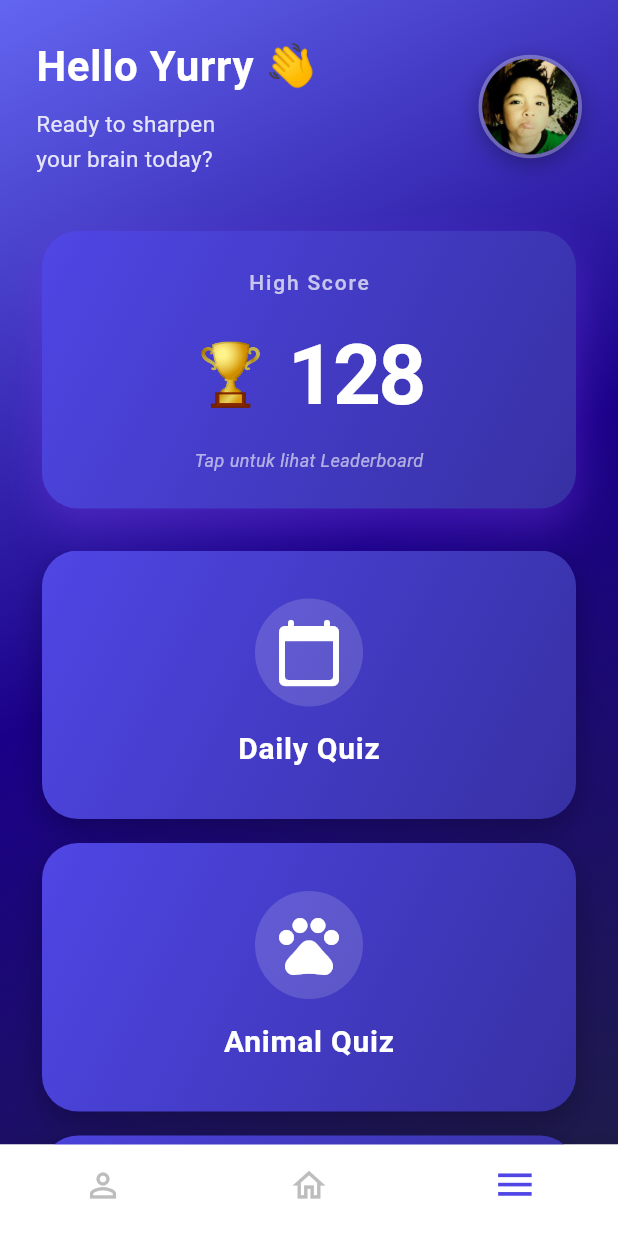
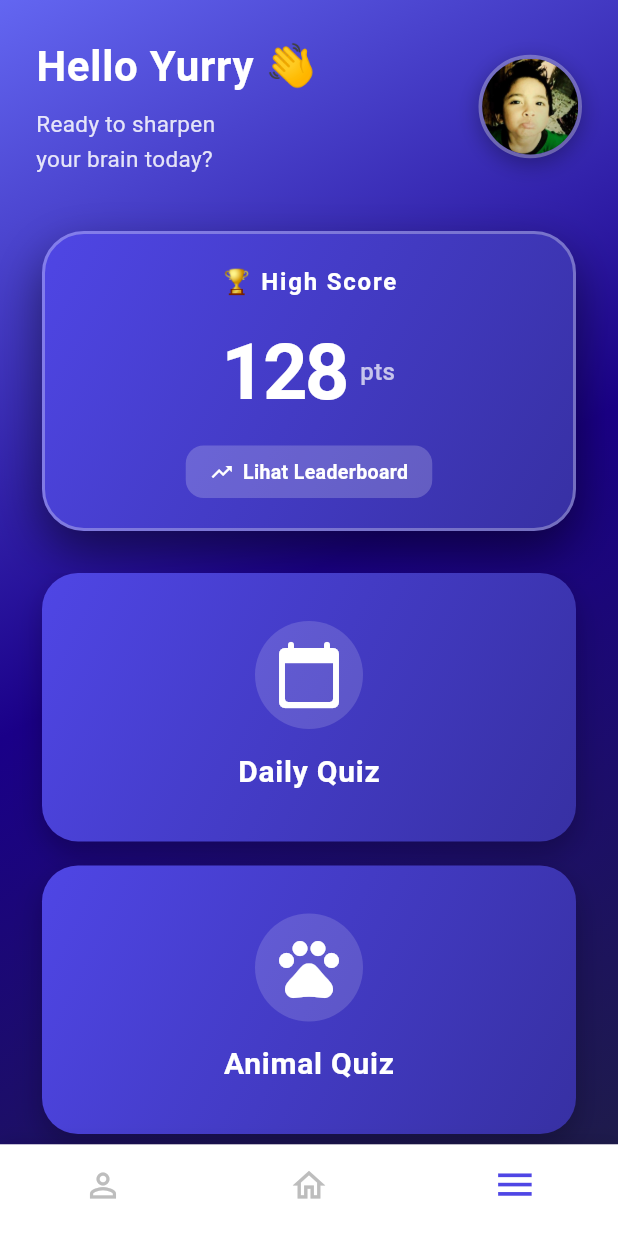
Before and after one commit to Rahasia-001/PJBL-2, a Flutter app: the screen it shows after launch, after a tap on "Google", after a tap on "More", on a phone screen of 412 x 824 dp. Run offline on Flutter 3.47's test engine with Material 3 defaults, Android fonts, the light colour scheme and no system bars.

Commit message:
----- BEGIN GIT COMMIT MESSAGE----- Refactor UI and navigation flow

```diff
--- a/lib/pages/home_page.dart
+++ b/lib/pages/home_page.dart
@@ -19,14 +19,15 @@ class HomePage extends StatelessWidget {
               const EdgeInsets.symmetric(horizontal: 20, vertical: 60),
           child: Container(
             width: double.infinity,
-            constraints: const BoxConstraints(maxHeight: 650),
+            constraints: const BoxConstraints(maxHeight: 700),
             decoration: BoxDecoration(
               gradient: const LinearGradient(
                 begin: Alignment.topCenter,
                 end: Alignment.bottomCenter,
                 colors: [
-                  Color(0xFF6366F1), // Indigo
-                  Color(0xFF4F46E5), // Blue indigo
+                  Color(0xFF6366F1),
+                  Color(0xFF1A0088),
+                  Color(0xFF1E1B4B),
                 ],
               ),
               borderRadius: BorderRadius.circular(32),
@@ -105,14 +106,16 @@ class HomePage extends StatelessWidget {
                 // Leaderboard List
                 Flexible(
                   child: Container(
-                    margin: const EdgeInsets.fromLTRB(16, 0, 16, 16),
-                    padding: const EdgeInsets.all(16),
+                    margin: const EdgeInsets.fromLTRB(16, 0, 16, 20),
+                    padding:
+                        const EdgeInsets.symmetric(horizontal: 12, vertical: 8),
                     decoration: BoxDecoration(
-                      color: Colors.white.withOpacity(0.1),
+                      color: Colors.white.withOpacity(0.08),
                       borderRadius: BorderRadius.circular(24),
                     ),
                     child: ListView(
                       shrinkWrap: true,
+                      physics: const BouncingScrollPhysics(),
                       children: [
                         _buildLeaderboardItem(
                           rank: 1,
@@ -216,10 +219,9 @@ class HomePage extends StatelessWidget {
     required Gradient rankColor,
     bool isTopThree = false,
   }) {
-    return SingleChildScrollView(
-      scrollDirection: Axis.horizontal,
-      child: Container(
-        padding: const EdgeInsets.all(12),
+    return Container(
+      height: 60,
+      padding: const EdgeInsets.symmetric(horizontal: 12, vertical: 0),
       decoration: BoxDecoration(
         gradient: rankColor,
         borderRadius: BorderRadius.circular(16),
@@ -242,7 +244,7 @@ class HomePage extends StatelessWidget {
             width: 40,
             height: 40,
             decoration: BoxDecoration(
-                color: Colors.white.withOpacity(0.3),
+              color: Colors.white.withOpacity(0.25),
               shape: BoxShape.circle,
             ),
             child: Center(
@@ -253,19 +255,19 @@ class HomePage extends StatelessWidget {
                           : rank == 2
                               ? '🥈'
                               : '🥉',
-                        style: const TextStyle(fontSize: 24),
+                      style: const TextStyle(fontSize: 18),
                     )
                   : Text(
                       '$rank',
                       style: const TextStyle(
                         color: Colors.white,
-                          fontSize: 18,
+                        fontSize: 14,
                         fontWeight: FontWeight.bold,
                       ),
                     ),
             ),
           ),
-            const SizedBox(width: 12),
+          const SizedBox(width: 8),
           // Avatar
           Container(
             width: 40,
@@ -273,30 +275,36 @@ class HomePage extends StatelessWidget {
             decoration: BoxDecoration(
               color: Colors.white,
               shape: BoxShape.circle,
-                border: Border.all(color: Colors.white, width: 2),
+              border: Border.all(color: Colors.white, width: 1.5),
             ),
             child: ClipOval(
               child: Icon(
                 Icons.person,
                 color: Colors.blue.shade700,
-                  size: 24,
+                size: 20,
               ),
             ),
           ),
-            const SizedBox(width: 12),
-            // Name - TIDAK PERLU FLEXIBLE LAGI
-            Text(
+          const SizedBox(width: 8),
+          // Name - Expanded
+          Expanded(
+            child: Text(
               name,
               style: const TextStyle(
                 color: Colors.white,
-                fontSize: 16,
+                fontSize: 14,
                 fontWeight: FontWeight.bold,
               ),
+              overflow: TextOverflow.ellipsis,
             ),
-            const SizedBox(width: 12),
-            // Coin icon
+          ),
+          const SizedBox(width: 8),
+          // Score with icon
+          Row(
+            mainAxisSize: MainAxisSize.min,
+            children: [
               Container(
-              padding: const EdgeInsets.all(6),
+                padding: const EdgeInsets.all(4),
                 decoration: const BoxDecoration(
                   color: Color(0xFFFBBF24),
                   shape: BoxShape.circle,
@@ -304,22 +312,21 @@ class HomePage extends StatelessWidget {
                 child: const Icon(
                   Icons.star,
                   color: Colors.white,
-                size: 16,
+                  size: 12,
                 ),
               ),
-            const SizedBox(width: 6),
-            // Score
+              const SizedBox(width: 4),
               Text(
                 '$score',
                 style: const TextStyle(
                   color: Colors.white,
-                fontSize: 16,
+                  fontSize: 12,
                   fontWeight: FontWeight.bold,
                 ),
               ),
-            const SizedBox(width: 4),
             ],
           ),
+        ],
       ),
     );
   }
@@ -409,7 +416,7 @@ class HomePage extends StatelessWidget {
                   width: double.infinity,
                   margin: const EdgeInsets.symmetric(horizontal: 28),
                   padding:
-                      const EdgeInsets.symmetric(vertical: 24, horizontal: 20),
+                      const EdgeInsets.symmetric(vertical: 20, horizontal: 20),
                   decoration: BoxDecoration(
                     gradient: const LinearGradient(
                       begin: Alignment.topLeft,
@@ -419,53 +426,80 @@ class HomePage extends StatelessWidget {
                         Color(0xFF3730A3),
                       ],
                     ),
-                    borderRadius: BorderRadius.circular(24),
+                    borderRadius: BorderRadius.circular(28),
                     boxShadow: [
                       BoxShadow(
-                        color: Colors.black.withOpacity(0.25),
-                        blurRadius: 16,
-                        offset: const Offset(0, 8),
+                        color: Colors.black.withOpacity(0.5),
+                        blurRadius: 28,
+                        offset: const Offset(0, 14),
                       ),
                     ],
+                    border: Border.all(
+                      color: Colors.white.withOpacity(0.3),
+                      width: 2,
                     ),
-                  child: const Column(
+                  ),
+                  child: Column(
                     children: [
-                      Text(
-                        "High Score",
+                      const Text(
+                        "🏆 High Score",
                         style: TextStyle(
-                          color: Colors.white70,
-                          fontSize: 14,
-                          fontWeight: FontWeight.w500,
+                          color: Colors.white,
+                          fontSize: 16,
+                          fontWeight: FontWeight.bold,
                           letterSpacing: 1.2,
                         ),
                       ),
-                      SizedBox(height: 12),
-                      Row(
+                      const SizedBox(height: 12),
+                      const Row(
                         mainAxisAlignment: MainAxisAlignment.center,
                         children: [
-                          Text(
-                            "🏆",
-                            style: TextStyle(fontSize: 40),
-                          ),
-                          SizedBox(width: 14),
                           Text(
                             "128",
                             style: TextStyle(
                               color: Colors.white,
-                              fontSize: 56,
+                              fontSize: 52,
                               fontWeight: FontWeight.bold,
                               letterSpacing: -2,
                             ),
                           ),
+                          SizedBox(width: 8),
+                          Text(
+                            "pts",
+                            style: TextStyle(
+                              color: Colors.white70,
+                              fontSize: 16,
+                              fontWeight: FontWeight.w500,
+                            ),
+                          ),
                         ],
                       ),
-                      SizedBox(height: 8),
+                      const SizedBox(height: 12),
+                      Container(
+                        padding: const EdgeInsets.symmetric(
+                            horizontal: 16, vertical: 8),
+                        decoration: BoxDecoration(
+                          color: Colors.white.withOpacity(0.2),
+                          borderRadius: BorderRadius.circular(12),
+                        ),
+                        child: const Row(
+                          mainAxisSize: MainAxisSize.min,
+                          children: [
+                            Icon(
+                              Icons.trending_up,
+                              color: Colors.white,
+                              size: 16,
+                            ),
+                            SizedBox(width: 6),
                             Text(
-                        "Tap untuk lihat Leaderboard",
+                              "Lihat Leaderboard",
                               style: TextStyle(
-                          color: Colors.white60,
-                          fontSize: 12,
-                          fontStyle: FontStyle.italic,
+                                color: Colors.white,
+                                fontSize: 13,
+                                fontWeight: FontWeight.w600,
+                              ),
+                            ),
+                          ],
                         ),
                       ),
                     ],
--- a/lib/pages/quiz_page.dart
+++ b/lib/pages/quiz_page.dart
@@ -19,7 +19,7 @@ class QuizListPage extends StatelessWidget {
               const EdgeInsets.symmetric(horizontal: 20, vertical: 60),
           child: Container(
             width: double.infinity,
-            constraints: const BoxConstraints(maxHeight: 650),
+            constraints: const BoxConstraints(maxHeight: 700),
             decoration: BoxDecoration(
               gradient: const LinearGradient(
                 begin: Alignment.topCenter,
@@ -106,14 +106,16 @@ class QuizListPage extends StatelessWidget {
                 // Leaderboard List
                 Flexible(
                   child: Container(
-                    margin: const EdgeInsets.fromLTRB(16, 0, 16, 16),
-                    padding: const EdgeInsets.all(16),
+                    margin: const EdgeInsets.fromLTRB(16, 0, 16, 20),
+                    padding:
+                        const EdgeInsets.symmetric(horizontal: 12, vertical: 8),
                     decoration: BoxDecoration(
-                      color: Colors.white.withOpacity(0.1),
+                      color: Colors.white.withOpacity(0.08),
                       borderRadius: BorderRadius.circular(24),
                     ),
                     child: ListView(
                       shrinkWrap: true,
+                      physics: const BouncingScrollPhysics(),
                       children: [
                         _buildLeaderboardItem(
                           rank: 1,
@@ -217,10 +219,9 @@ class QuizListPage extends StatelessWidget {
     required Gradient rankColor,
     bool isTopThree = false,
   }) {
-    return SingleChildScrollView(
-      scrollDirection: Axis.horizontal,
-      child: Container(
-        padding: const EdgeInsets.all(12),
+    return Container(
+      height: 60,
+      padding: const EdgeInsets.symmetric(horizontal: 12, vertical: 0),
       decoration: BoxDecoration(
         gradient: rankColor,
         borderRadius: BorderRadius.circular(16),
@@ -243,7 +244,7 @@ class QuizListPage extends StatelessWidget {
             width: 40,
             height: 40,
             decoration: BoxDecoration(
-                color: Colors.white.withOpacity(0.3),
+              color: Colors.white.withOpacity(0.25),
               shape: BoxShape.circle,
             ),
             child: Center(
@@ -254,19 +255,19 @@ class QuizListPage extends StatelessWidget {
                           : rank == 2
                               ? '🥈'
                               : '🥉',
-                        style: const TextStyle(fontSize: 24),
+                      style: const TextStyle(fontSize: 18),
                     )
                   : Text(
                       '$rank',
                       style: const TextStyle(
                         color: Colors.white,
-                          fontSize: 18,
+                        fontSize: 14,
                         fontWeight: FontWeight.bold,
                       ),
                     ),
             ),
           ),
-            const SizedBox(width: 12),
+          const SizedBox(width: 8),
           // Avatar
           Container(
             width: 40,
@@ -274,30 +275,36 @@ class QuizListPage extends StatelessWidget {
             decoration: BoxDecoration(
               color: Colors.white,
               shape: BoxShape.circle,
-                border: Border.all(color: Colors.white, width: 2),
+              border: Border.all(color: Colors.white, width: 1.5),
             ),
             child: ClipOval(
               child: Icon(
                 Icons.person,
                 color: Colors.blue.shade700,
-                  size: 24,
+                size: 20,
               ),
             ),
           ),
-            const SizedBox(width: 12),
-            // Name - TIDAK PERLU FLEXIBLE LAGI
-            Text(
+          const SizedBox(width: 8),
+          // Name - Expanded
+          Expanded(
+            child: Text(
               name,
               style: const TextStyle(
                 color: Colors.white,
-                fontSize: 16,
+                fontSize: 14,
                 fontWeight: FontWeight.bold,
               ),
+              overflow: TextOverflow.ellipsis,
             ),
-            const SizedBox(width: 12),
-            // Coin icon
+          ),
+          const SizedBox(width: 8),
+          // Score with icon
+          Row(
+            mainAxisSize: MainAxisSize.min,
+            children: [
               Container(
-              padding: const EdgeInsets.all(6),
+                padding: const EdgeInsets.all(4),
                 decoration: const BoxDecoration(
                   color: Color(0xFFFBBF24),
                   shape: BoxShape.circle,
@@ -305,22 +312,21 @@ class QuizListPage extends StatelessWidget {
                 child: const Icon(
                   Icons.star,
                   color: Colors.white,
-                size: 16,
+                  size: 12,
                 ),
               ),
-            const SizedBox(width: 6),
-            // Score
+              const SizedBox(width: 4),
               Text(
                 '$score',
                 style: const TextStyle(
                   color: Colors.white,
-                fontSize: 16,
+                  fontSize: 12,
                   fontWeight: FontWeight.bold,
                 ),
               ),
-            const SizedBox(width: 4),
             ],
           ),
+        ],
       ),
     );
   }
@@ -403,14 +409,14 @@ class QuizListPage extends StatelessWidget {
 
               const SizedBox(height: 20),
 
-              // High Score Card
+              // High Score Card - Leaderboard Button
               GestureDetector(
                 onTap: () => _showLeaderboard(context),
                 child: Container(
                   width: double.infinity,
                   margin: const EdgeInsets.symmetric(horizontal: 28),
                   padding:
-                      const EdgeInsets.symmetric(vertical: 24, horizontal: 20),
+                      const EdgeInsets.symmetric(vertical: 20, horizontal: 20),
                   decoration: BoxDecoration(
                     gradient: const LinearGradient(
                       begin: Alignment.topLeft,
@@ -420,53 +426,80 @@ class QuizListPage extends StatelessWidget {
                         Color(0xFF3730A3),
                       ],
                     ),
-                    borderRadius: BorderRadius.circular(24),
+                    borderRadius: BorderRadius.circular(28),
                     boxShadow: [
                       BoxShadow(
-                        color: const Color(0xFF7C3AED).withOpacity(0.4),
-                        blurRadius: 24,
-                        offset: const Offset(0, 12),
+                        color: Colors.black.withOpacity(0.5),
+                        blurRadius: 28,
+                        offset: const Offset(0, 14),
                       ),
                     ],
+                    border: Border.all(
+                      color: Colors.white.withOpacity(0.3),
+                      width: 2,
                     ),
-                  child: const Column(
+                  ),
+                  child: Column(
                     children: [
-                      Text(
-                        "High Score",
+                      const Text(
+                        "🏆 High Score",
                         style: TextStyle(
-                          color: Colors.white70,
-                          fontSize: 14,
-                          fontWeight: FontWeight.w500,
+                          color: Colors.white,
+                          fontSize: 16,
+                          fontWeight: FontWeight.bold,
                           letterSpacing: 1.2,
                         ),
                       ),
-                      SizedBox(height: 12),
-                      Row(
+                      const SizedBox(height: 12),
+                      const Row(
                         mainAxisAlignment: MainAxisAlignment.center,
                         children: [
-                          Text(
-                            "🏆",
-                            style: TextStyle(fontSize: 40),
-                          ),
-                          SizedBox(width: 14),
                           Text(
                             "128",
                             style: TextStyle(
                               color: Colors.white,
-                              fontSize: 56,
+                              fontSize: 52,
                               fontWeight: FontWeight.bold,
                               letterSpacing: -2,
                             ),
                           ),
+                          SizedBox(width: 8),
+                          Text(
+                            "pts",
+                            style: TextStyle(
+                              color: Colors.white70,
+                              fontSize: 16,
+                              fontWeight: FontWeight.w500,
+                            ),
+                          ),
                         ],
                       ),
-                      SizedBox(height: 8),
+                      const SizedBox(height: 12),
+                      Container(
+                        padding: const EdgeInsets.symmetric(
+                            horizontal: 16, vertical: 8),
+                        decoration: BoxDecoration(
+                          color: Colors.white.withOpacity(0.2),
+                          borderRadius: BorderRadius.circular(12),
+                        ),
+                        child: const Row(
+                          mainAxisSize: MainAxisSize.min,
+                          children: [
+                            Icon(
+                              Icons.trending_up,
+                              color: Colors.white,
+                              size: 16,
+                            ),
+                            SizedBox(width: 6),
                             Text(
-                        "Tap untuk lihat Leaderboard",
+                              "Lihat Leaderboard",
                               style: TextStyle(
-                          color: Colors.white60,
-                          fontSize: 12,
-                          fontStyle: FontStyle.italic,
+                                color: Colors.white,
+                                fontSize: 13,
+                                fontWeight: FontWeight.w600,
+                              ),
+                            ),
+                          ],
                         ),
                       ),
                     ],
--- a/lib/pages/quiz_question_page.dart
+++ b/lib/pages/quiz_question_page.dart
@@ -93,8 +93,8 @@ class _QuizQuestionPageState extends State<QuizQuestionPage> {
 
     timer?.cancel();
 
-    // Auto move to next question after 2 seconds
-    Future.delayed(const Duration(seconds: 2), () {
+    // Auto move to next question after 1 seconds
+    Future.delayed(const Duration(seconds: 1), () {
       nextQuestion();
     });
   }
```
Also changed, not shown: lib/pages/profile_screen.dart (+0 -10 lines), lib/pages/quiz_result_page.dart (+10 -0 lines). Lines whose indentation alone changed are shown as unchanged.
